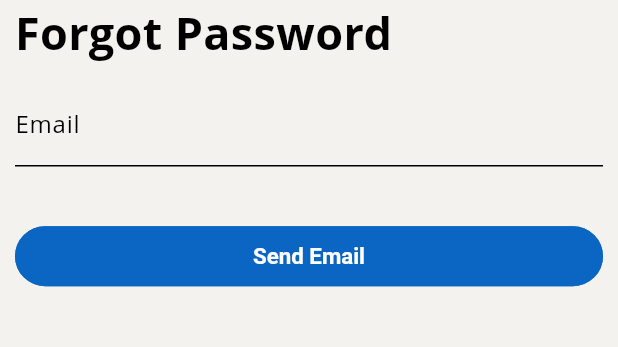
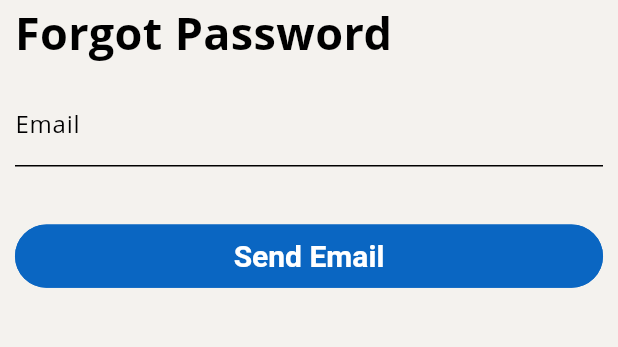
Before and after one commit to LinkUp-SW/Cross, a Flutter app: the ForgotPasswordView screen opened by its route, on a phone screen of 412 x 824 dp, the part 165-512 px from its top. Run offline on Flutter 3.47's test engine with Material 3 defaults, Android fonts, the phone set to English and light mode, and no system bars; our stand-ins replace dropdown_search, flutter_riverpod, flutter_screenutil, flutter_secure_storage, go_router, image_picker and 3 more; accounts and stored records are empty; Roboto replaces fonts that are missing (Open Sans).

```diff
--- a/lib/features/logIn/view/forgot_pasword_view.dart
+++ b/lib/features/logIn/view/forgot_pasword_view.dart
@@ -92,7 +92,10 @@ class _ForgotPasswordViewState extends ConsumerState<ForgotPasswordView> {
                         },
                         child: forgotPasswordState is ForgotPasswordLoading
                             ? const CircularProgressIndicator()
-                            : const Text('Send Email'),
+                            : const Text(
+                                'Send Email',
+                                style: TextStyle(fontSize: 20),
+                              ),
                       ),
                     ],
                   )),
```
Also changed, not shown: lib/features/logIn/services/forgot_password_service.dart (+15 -4 lines), lib/features/logIn/viewModel/forgot_password_view_model.dart (+7 -2 lines).
